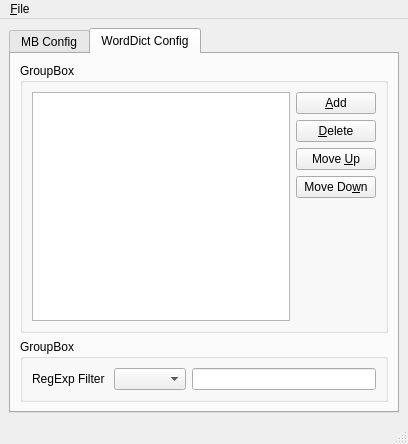
The window that MainWindow.ui (wengxt/fcitx-table-editor) describes before a commit, drawn with Qt 5.
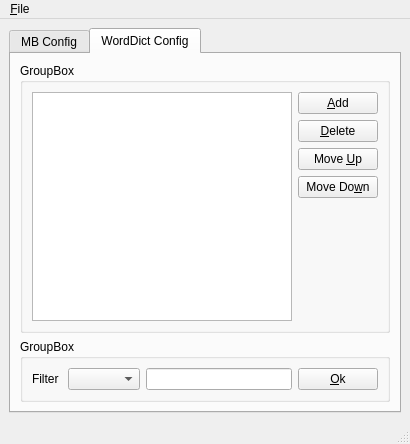
The same window after the commit.

Patch:
```diff
--- a/MainWindow.ui
+++ b/MainWindow.ui
@@ -6,7 +6,7 @@
    <rect>
     <x>0</x>
     <y>0</y>
-    <width>408</width>
+    <width>410</width>
     <height>444</height>
    </rect>
   </property>
@@ -212,7 +212,7 @@
                <item>
                 <widget class="QLabel" name="label">
                  <property name="text">
-                  <string>RegExp Filter </string>
+                  <string>Filter </string>
                  </property>
                  <property name="buddy">
                   <cstring>reg_lineEdit</cstring>
@@ -225,6 +225,13 @@
                <item>
                 <widget class="QLineEdit" name="reg_lineEdit"/>
                </item>
+               <item>
+                <widget class="QPushButton" name="pushButton">
+                 <property name="text">
+                  <string>&amp;Ok</string>
+                 </property>
+                </widget>
+               </item>
               </layout>
              </item>
             </layout>
@@ -243,7 +250,7 @@
     <rect>
      <x>0</x>
      <y>0</y>
-     <width>408</width>
+     <width>410</width>
      <height>26</height>
     </rect>
    </property>
```
